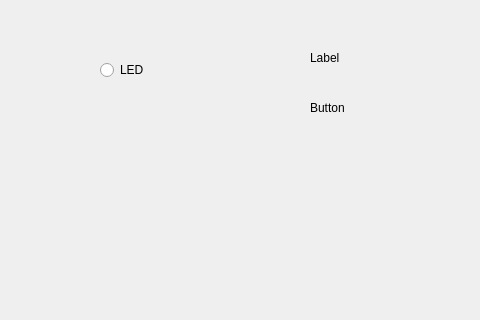
Old version of the form mainwindow.ui in the repository mohamed01000/STM32_led_QT; both pictures show x 0 to 480 and y 0 to 320 of the 800 by 600 pixel window.
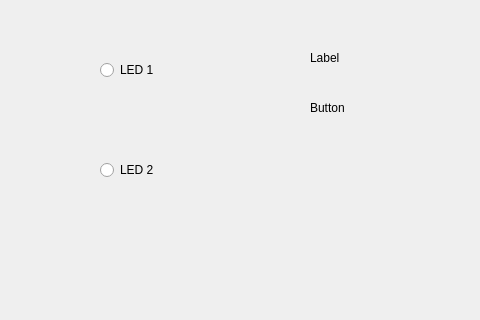
New version of the form.

Commit message: troisiemme commit ajout led 2

What changed in the file:
```diff
--- a/mainwindow.ui
+++ b/mainwindow.ui
@@ -50,7 +50,20 @@
      </rect>
     </property>
     <property name="text">
-     <string>LED</string>
+     <string>LED 1</string>
+    </property>
+   </widget>
+   <widget class="QRadioButton" name="radioButton">
+    <property name="geometry">
+     <rect>
+      <x>100</x>
+      <y>160</y>
+      <width>95</width>
+      <height>20</height>
+     </rect>
+    </property>
+    <property name="text">
+     <string>LED 2</string>
     </property>
    </widget>
   </widget>
```
